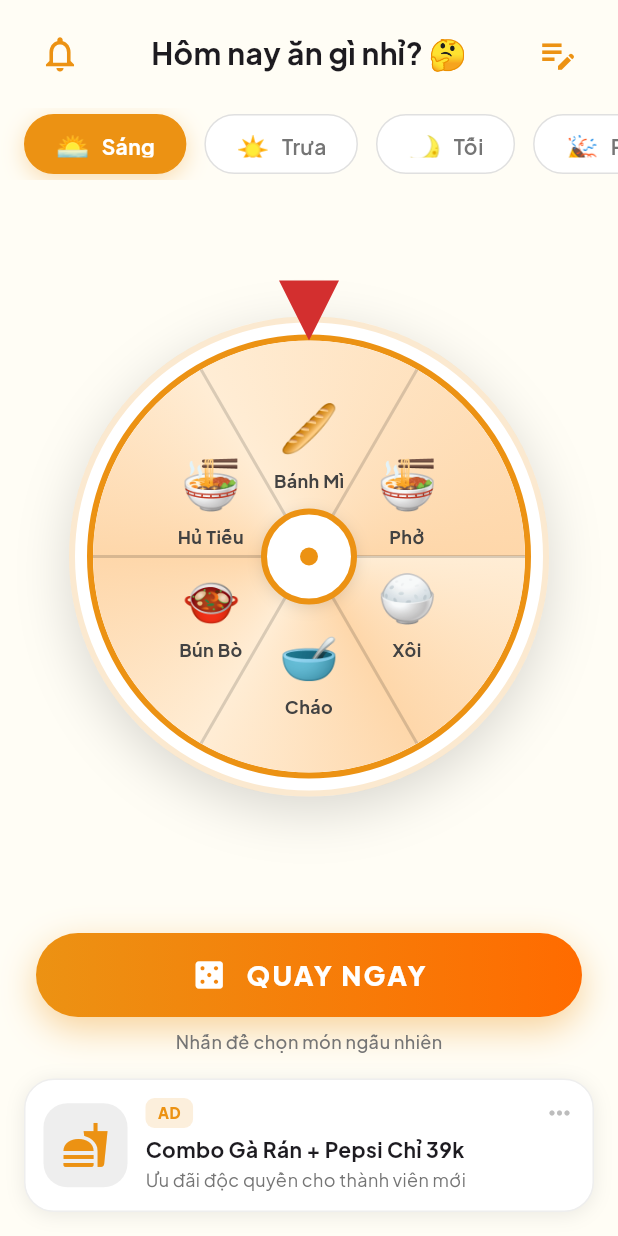
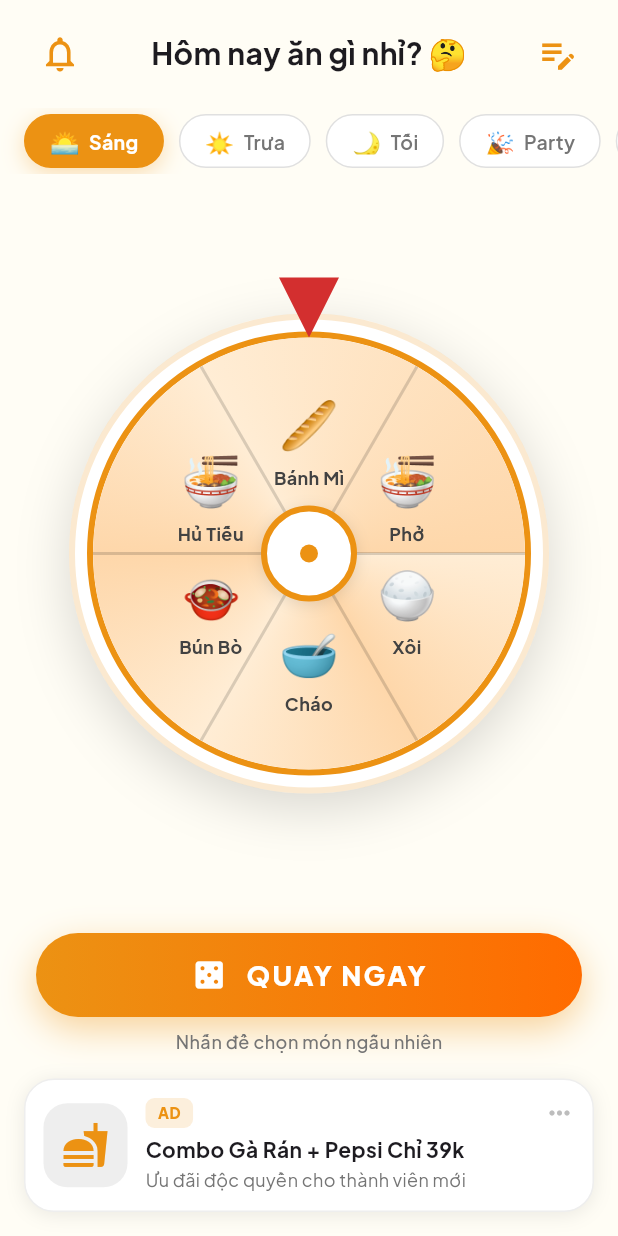
Before and after one commit to Nothing9x/what2eat, a Flutter app: the screen it shows after launch, on a phone screen of 412 x 824 dp. Run offline on Flutter 3.47's test engine with Material 3 defaults, Android fonts, the phone set to English and light mode, and no system bars; our stand-ins replace google_fonts, shared_preferences; network calls fail.

```diff
--- a/lib/main.dart
+++ b/lib/main.dart
@@ -8,6 +8,8 @@ import 'screens/home_screen.dart';
 
 void main() async {
   WidgetsFlutterBinding.ensureInitialized();
+
+  // Initialize services
   final prefs = await SharedPreferences.getInstance();
   final storage = StorageService(prefs);
 
--- a/lib/screens/home_screen.dart
+++ b/lib/screens/home_screen.dart
@@ -269,12 +269,12 @@ class _HomeScreenState extends State<HomeScreen> with TickerProviderStateMixin {
                 }
 
                 return SizedBox(
-                  height: 48,
+                  height: 44,
                   child: ListView.separated(
                     padding: const EdgeInsets.symmetric(horizontal: 16.0, vertical: 4.0),
                     scrollDirection: Axis.horizontal,
                     itemCount: categories.length,
-                    separatorBuilder: (context, index) => const SizedBox(width: 12),
+                    separatorBuilder: (context, index) => const SizedBox(width: 10),
                     itemBuilder: (context, index) {
                       final category = categories[index];
                       final isSelected = selectedCategory?.id == category.id;
@@ -283,7 +283,7 @@ class _HomeScreenState extends State<HomeScreen> with TickerProviderStateMixin {
                         onTap: () => provider.setSelectedCategory(category.id),
                         borderRadius: BorderRadius.circular(20),
                         child: Container(
-                          padding: const EdgeInsets.symmetric(horizontal: 20, vertical: 10),
+                          padding: const EdgeInsets.symmetric(horizontal: 16, vertical: 8),
                           decoration: BoxDecoration(
                             color: isSelected
                                 ? primaryColor
@@ -309,13 +309,13 @@ class _HomeScreenState extends State<HomeScreen> with TickerProviderStateMixin {
                             children: [
                               Text(
                                 category.icon,
-                                style: const TextStyle(fontSize: 18),
+                                style: const TextStyle(fontSize: 16),
                               ),
-                              const SizedBox(width: 8),
+                              const SizedBox(width: 6),
                               Text(
                                 category.name,
                                 style: TextStyle(
-                                  fontSize: 14,
+                                  fontSize: 13,
                                   fontWeight: isSelected ? FontWeight.bold : FontWeight.w600,
                                   color: isSelected
                                       ? Colors.white
@@ -430,7 +430,7 @@ class _HomeScreenState extends State<HomeScreen> with TickerProviderStateMixin {
                 ),
                 boxShadow: [
                   BoxShadow(
-                    color: Colors.black.withOpacity(0.08),
+                    color: Colors.black.withValues(alpha: 0.08),
                     blurRadius: 10,
                     offset: const Offset(0, 2),
                   ),
@@ -451,8 +451,11 @@ class _HomeScreenState extends State<HomeScreen> with TickerProviderStateMixin {
                       child: Image.network(
                         'https://images.unsplash.com/photo-1626082927389-6cd097cdc6ec?w=400',
                         fit: BoxFit.cover,
-                        errorBuilder: (context, error, stackTrace) =>
-                            Icon(Icons.fastfood, color: primaryColor, size: 32),
+                        errorBuilder: (context, error, stackTrace) => const Icon(
+                          Icons.fastfood,
+                          color: Color(0xFFEC9213),
+                          size: 32,
+                        ),
                       ),
                     ),
                   ),
@@ -472,15 +475,15 @@ class _HomeScreenState extends State<HomeScreen> with TickerProviderStateMixin {
                                 vertical: 3,
                               ),
                               decoration: BoxDecoration(
-                                color: primaryColor.withOpacity(0.15),
+                                color: const Color(0xFFEC9213).withValues(alpha: 0.15),
                                 borderRadius: BorderRadius.circular(6),
                               ),
-                              child: Text(
+                              child: const Text(
                                 'AD',
                                 style: TextStyle(
                                   fontSize: 10,
                                   fontWeight: FontWeight.w800,
-                                  color: primaryColor,
+                                  color: Color(0xFFEC9213),
                                   letterSpacing: 0.5,
                                 ),
                               ),
```
Also changed, not shown: create_icon_instructions.txt (added, +76 -0 lines), lib/screens/result_screen.dart (+20 -22 lines), pubspec.yaml (+13 -0 lines), assets/icon/app_icon.png (added), pubspec.lock, 5 other files.
